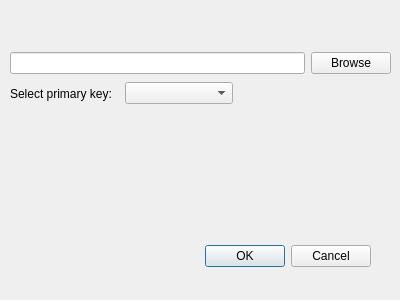
The window that Commencer/generatedatabase.ui (JonGift/Commencer) describes before a commit, drawn with Qt 5.
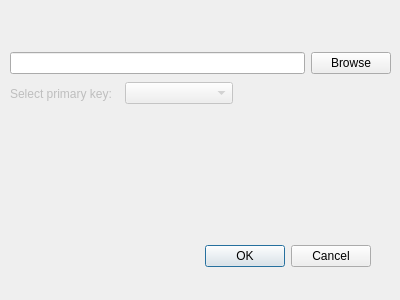
The same window after the commit.

Commit message: Enable/disable fields based on input

Diff of the .ui file:
```diff
--- a/Commencer/generatedatabase.ui
+++ b/Commencer/generatedatabase.ui
@@ -62,14 +62,21 @@
    </property>
    <layout class="QHBoxLayout" name="horizontalLayout_2">
     <item>
-     <widget class="QLabel" name="label">
+     <widget class="QLabel" name="labelPrimaryKey">
+      <property name="enabled">
+       <bool>false</bool>
+      </property>
       <property name="text">
        <string>Select primary key:</string>
       </property>
      </widget>
     </item>
     <item>
-     <widget class="QComboBox" name="comboBox"/>
+     <widget class="QComboBox" name="comboBox">
+      <property name="enabled">
+       <bool>false</bool>
+      </property>
+     </widget>
     </item>
    </layout>
   </widget>
```
The commit also changes 1 other file.
